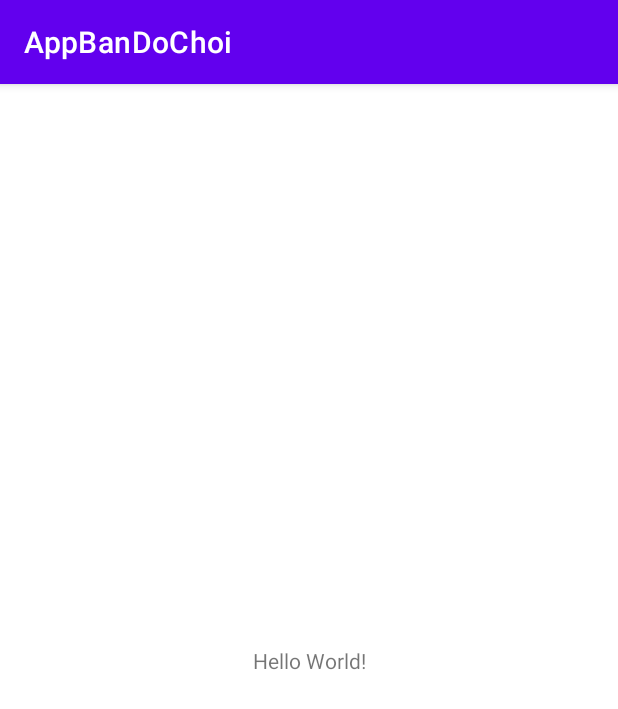
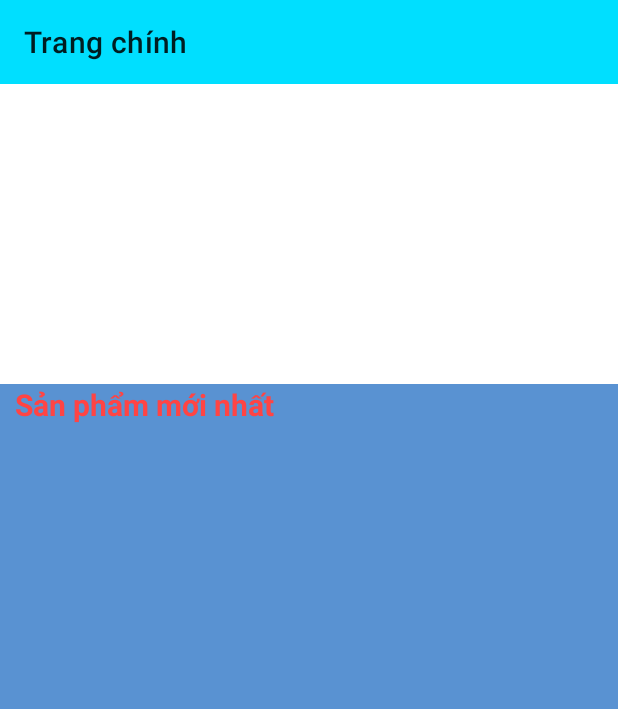
Before and after one commit to Nguyenvsang/AppBanDoChoi, an Android app: the screen it shows after launch (MainActivity), on a phone screen of 412 x 824 dp. Shown: the top 709 px of the screen. Run offline under Robolectric (Android 15) with nearby library versions, the phone set to English and light mode, and no system bars.

Commit message:
cập nhật trang chính
Thiết kế giao diện màn hình home

```diff
--- a/app/src/main/java/com/example/appbandochoi/MainActivity.java
+++ b/app/src/main/java/com/example/appbandochoi/MainActivity.java
@@ -1,14 +1,34 @@
 package com.example.appbandochoi;
 
 import androidx.appcompat.app.AppCompatActivity;
+import androidx.appcompat.widget.Toolbar;
+import androidx.recyclerview.widget.RecyclerView;
 
 import android.os.Bundle;
+import android.widget.ListView;
+import android.widget.ViewFlipper;
+
+import com.google.android.material.navigation.NavigationView;
 
 public class MainActivity extends AppCompatActivity {
+    Toolbar toolbar;
+    ViewFlipper viewFlipper;
+    RecyclerView recyclerViewManHinhChinh;
+    NavigationView navigationView;
+    ListView listViewManHinhChinh;
 
     @Override
     protected void onCreate(Bundle savedInstanceState) {
         super.onCreate(savedInstanceState);
         setContentView(R.layout.activity_main);
+        Anhxa();
+    }
+
+    private void Anhxa() {
+        toolbar = findViewById(R.id.toobarmanhinhchinh);
+        viewFlipper = findViewById(R.id.viewlipper);
+        recyclerViewManHinhChinh = findViewById(R.id.recycleview);
+        listViewManHinhChinh = findViewById(R.id.listviewmanhinhchinh);
+        navigationView = findViewById(R.id.navigationview);
     }
 }
--- a/app/src/main/res/layout/activity_main.xml
+++ b/app/src/main/res/layout/activity_main.xml
@@ -1,18 +1,64 @@
 <?xml version="1.0" encoding="utf-8"?>
-<androidx.constraintlayout.widget.ConstraintLayout xmlns:android="http://schemas.android.com/apk/res/android"
+<androidx.constraintlayout.widget.ConstraintLayout
+    xmlns:android="http://schemas.android.com/apk/res/android"
     xmlns:app="http://schemas.android.com/apk/res-auto"
     xmlns:tools="http://schemas.android.com/tools"
     android:layout_width="match_parent"
     android:layout_height="match_parent"
     tools:context=".MainActivity">
+    <androidx.drawerlayout.widget.DrawerLayout
+        android:layout_width="match_parent"
+        android:layout_height="match_parent">
+        <LinearLayout
+            android:orientation="vertical"
+            android:layout_width="match_parent"
+            android:layout_height="match_parent">
+            <androidx.appcompat.widget.Toolbar
+                android:id="@+id/toobarmanhinhchinh"
+                app:title="Trang chính"
+                android:background="#ff00dfff"
+                android:layout_width="match_parent"
+                android:layout_height="?attr/actionBarSize">
+            </androidx.appcompat.widget.Toolbar>
+            <ViewFlipper
+                android:id="@+id/viewlipper"
+                android:layout_width="match_parent"
+                android:layout_height="200dp">
 
-    <TextView
-        android:layout_width="wrap_content"
-        android:layout_height="wrap_content"
-        android:text="Hello World!"
-        app:layout_constraintBottom_toBottomOf="parent"
-        app:layout_constraintEnd_toEndOf="parent"
-        app:layout_constraintStart_toStartOf="parent"
-        app:layout_constraintTop_toTopOf="parent" />
+            </ViewFlipper>
+            <LinearLayout
+                android:background="#5992d2"
+                android:orientation="vertical"
+                android:layout_width="match_parent"
+                android:layout_height="match_parent">
+                <TextView
+                    android:textSize="20sp"
+                    android:layout_marginLeft="10dp"
+                    android:textColor="@android:color/holo_red_light"
+                    android:textStyle="bold"
+                    android:text="Sản phẩm mới nhất"
+                    android:layout_width="wrap_content"
+                    android:layout_height="wrap_content"/>
+                <androidx.recyclerview.widget.RecyclerView
+                    android:id="@+id/recycleview"
+                    android:layout_marginTop="10dp"
+                    android:layout_marginLeft="5dp"
+                    android:layout_width="match_parent"
+                    android:layout_height="match_parent">
+
+                </androidx.recyclerview.widget.RecyclerView>
+            </LinearLayout>
+        </LinearLayout>
+        <com.google.android.material.navigation.NavigationView
+            android:id="@+id/navigationview"
+            android:layout_gravity="start"
+            android:layout_width="match_parent"
+            android:layout_height="match_parent">
+            <ListView
+                android:id="@+id/listviewmanhinhchinh"
+                android:layout_width="wrap_content"
+                android:layout_height="wrap_content"/>
+        </com.google.android.material.navigation.NavigationView>
+    </androidx.drawerlayout.widget.DrawerLayout>
 
 </androidx.constraintlayout.widget.ConstraintLayout>
--- a/app/src/main/res/values/themes.xml
+++ b/app/src/main/res/values/themes.xml
@@ -1,6 +1,6 @@
 <resources xmlns:tools="http://schemas.android.com/tools">
     <!-- Base application theme. -->
-    <style name="Theme.AppBanDoChoi" parent="Theme.MaterialComponents.DayNight.DarkActionBar">
+    <style name="Theme.AppBanDoChoi" parent="Theme.MaterialComponents.DayNight.NoActionBar">
         <!-- Primary brand color. -->
         <item name="colorPrimary">@color/purple_500</item>
         <item name="colorPrimaryVariant">@color/purple_700</item>
```
